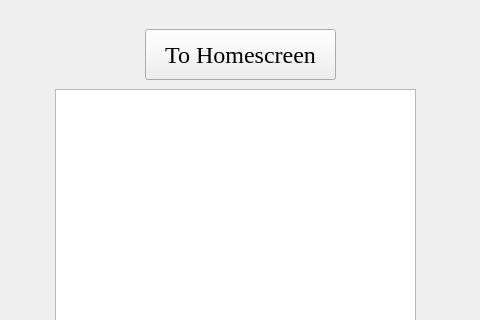
Above: Triviador-ModernCpp/Triviador-client/GameHistory.ui from Serban8/Triviador-ModernCpp before the change; both pictures show x 421 to 901 and y 0 to 320 of the 1366 by 768 pixel window. Below: the same form after it.
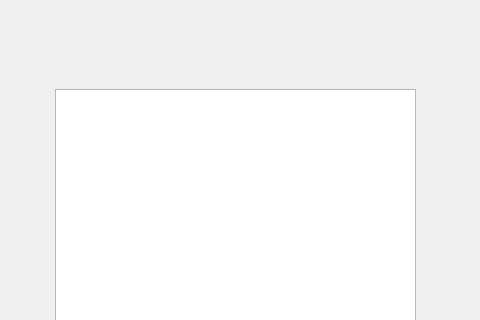
That is the form after the change. Icons and pictures are not drawn.

Commit message: Renamed all the buttons so it does not get confusing.

The edit to the form file:
```diff
--- a/Triviador-ModernCpp/Triviador-client/GameHistory.ui
+++ b/Triviador-ModernCpp/Triviador-client/GameHistory.ui
@@ -51,28 +51,6 @@
        <string notr="true">border-image:white;</string>
       </property>
      </widget>
-     <widget class="QPushButton" name="pushButton">
-      <property name="geometry">
-       <rect>
-        <x>570</x>
-        <y>30</y>
-        <width>191</width>
-        <height>51</height>
-       </rect>
-      </property>
-      <property name="font">
-       <font>
-        <family>Times New Roman</family>
-        <pointsize>18</pointsize>
-       </font>
-      </property>
-      <property name="styleSheet">
-       <string notr="true">border-image: white;</string>
-      </property>
-      <property name="text">
-       <string>To Homescreen</string>
-      </property>
-     </widget>
     </widget>
     <widget class="QWidget" name="page_2"/>
    </widget>
```
The commit also changes 12 other files.
